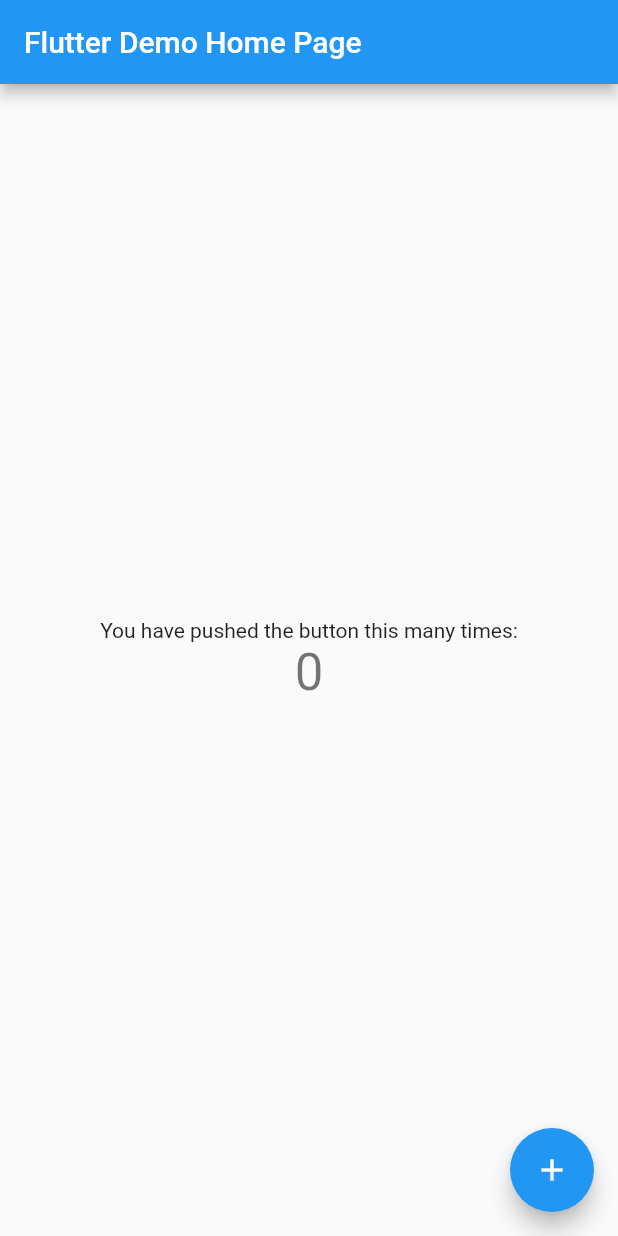
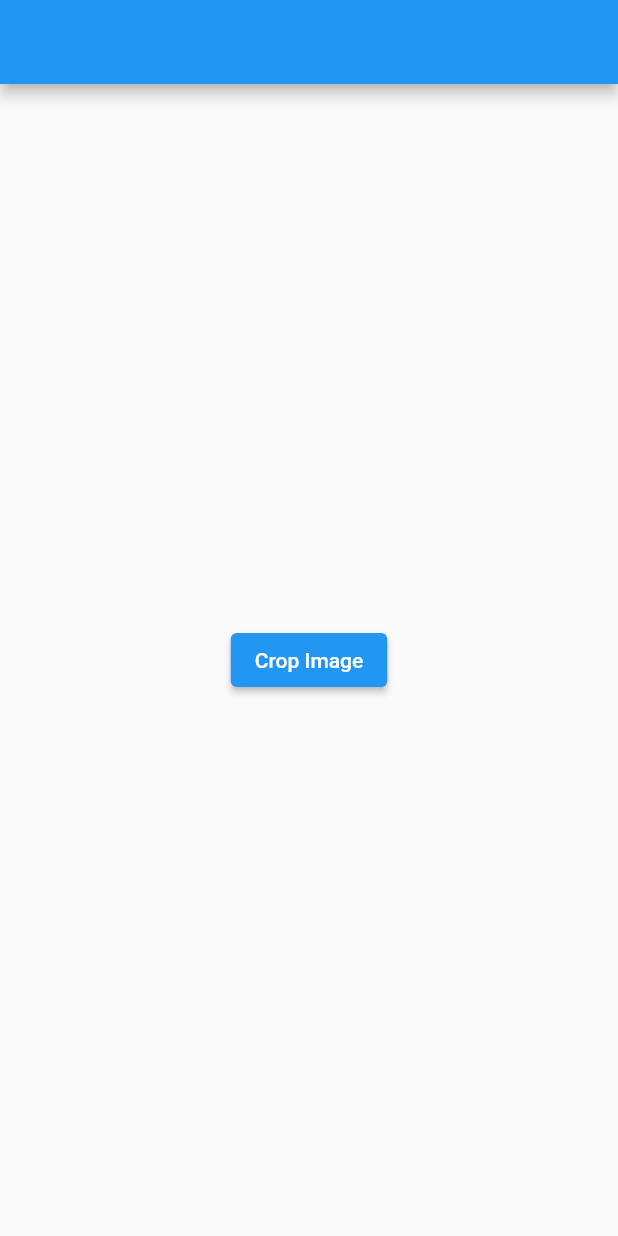
Before and after one commit to blakewood84/flutter-image_cropper, a Flutter app: the screen it shows after launch, on a phone screen of 412 x 824 dp. Run offline on Flutter 3.47's test engine with Material 2 defaults, Android fonts, the phone set to English and light mode, and no system bars; our stand-ins replace image_cropper, image_picker.

Commit message:
implement image cropper

```diff
--- a/lib/main.dart
+++ b/lib/main.dart
@@ -1,4 +1,6 @@
 import 'package:flutter/material.dart';
+import 'package:image_cropper/image_cropper.dart';
+import 'package:image_picker/image_picker.dart';
 
 void main() {
   runApp(const MyApp());
@@ -24,92 +26,66 @@ class MyApp extends StatelessWidget {
         // is not restarted.
         primarySwatch: Colors.blue,
       ),
-      home: const MyHomePage(title: 'Flutter Demo Home Page'),
+      home: const MyHomePage(),
     );
   }
 }
 
 class MyHomePage extends StatefulWidget {
-  const MyHomePage({Key? key, required this.title}) : super(key: key);
-
-  // This widget is the home page of your application. It is stateful, meaning
-  // that it has a State object (defined below) that contains fields that affect
-  // how it looks.
-
-  // This class is the configuration for the state. It holds the values (in this
-  // case the title) provided by the parent (in this case the App widget) and
-  // used by the build method of the State. Fields in a Widget subclass are
-  // always marked "final".
-
-  final String title;
+  const MyHomePage({Key? key}) : super(key: key);
 
   @override
   State<MyHomePage> createState() => _MyHomePageState();
 }
 
 class _MyHomePageState extends State<MyHomePage> {
-  int _counter = 0;
+  void _handleCropImage() async {
+    final image = await ImagePicker().pickImage(source: ImageSource.camera);
 
-  void _incrementCounter() {
-    setState(() {
-      // This call to setState tells the Flutter framework that something has
-      // changed in this State, which causes it to rerun the build method below
-      // so that the display can reflect the updated values. If we changed
-      // _counter without calling setState(), then the build method would not be
-      // called again, and so nothing would appear to happen.
-      _counter++;
-    });
+    final croppedFile = await ImageCropper().cropImage(
+      sourcePath: image!.path,
+      aspectRatioPresets: [
+        CropAspectRatioPreset.square,
+        CropAspectRatioPreset.ratio3x2,
+        CropAspectRatioPreset.original,
+        CropAspectRatioPreset.ratio4x3,
+        CropAspectRatioPreset.ratio16x9
+      ],
+      uiSettings: [
+        AndroidUiSettings(
+            toolbarTitle: 'Cropper',
+            toolbarColor: Colors.deepOrange,
+            toolbarWidgetColor: Colors.white,
+            initAspectRatio: CropAspectRatioPreset.original,
+            lockAspectRatio: false),
+        IOSUiSettings(
+          title: 'Cropper',
+        ),
+        WebUiSettings(
+          context: context,
+        ),
+      ],
+    );
   }
 
   @override
   Widget build(BuildContext context) {
-    // This method is rerun every time setState is called, for instance as done
-    // by the _incrementCounter method above.
-    //
-    // The Flutter framework has been optimized to make rerunning build methods
-    // fast, so that you can just rebuild anything that needs updating rather
-    // than having to individually change instances of widgets.
+    final size = MediaQuery.of(context).size;
     return Scaffold(
-      appBar: AppBar(
-        // Here we take the value from the MyHomePage object that was created by
-        // the App.build method, and use it to set our appbar title.
-        title: Text(widget.title),
-      ),
-      body: Center(
-        // Center is a layout widget. It takes a single child and positions it
-        // in the middle of the parent.
+      appBar: AppBar(),
+      body: SizedBox(
+        height: size.height,
+        width: size.width,
         child: Column(
-          // Column is also a layout widget. It takes a list of children and
-          // arranges them vertically. By default, it sizes itself to fit its
-          // children horizontally, and tries to be as tall as its parent.
-          //
-          // Invoke "debug painting" (press "p" in the console, choose the
-          // "Toggle Debug Paint" action from the Flutter Inspector in Android
-          // Studio, or the "Toggle Debug Paint" command in Visual Studio Code)
-          // to see the wireframe for each widget.
-          //
-          // Column has various properties to control how it sizes itself and
-          // how it positions its children. Here we use mainAxisAlignment to
-          // center the children vertically; the main axis here is the vertical
-          // axis because Columns are vertical (the cross axis would be
-          // horizontal).
           mainAxisAlignment: MainAxisAlignment.center,
-          children: <Widget>[
-            const Text(
-              'You have pushed the button this many times:',
-            ),
-            Text(
-              '$_counter',
-              style: Theme.of(context).textTheme.headline4,
+          children: [
+            ElevatedButton(
+              onPressed: _handleCropImage,
+              child: const Text('Crop Image'),
             ),
           ],
         ),
       ),
-      floatingActionButton: FloatingActionButton(
-        onPressed: _incrementCounter,
-        tooltip: 'Increment',
-        child: const Icon(Icons.add),
-      ), // This trailing comma makes auto-formatting nicer for build methods.
     );
   }
 }
--- a/pubspec.yaml
+++ b/pubspec.yaml
@@ -1,4 +1,4 @@
-name: image_cropper
+name: image_cropper_test
 description: A new Flutter project.
 
 # The following line prevents the package from being accidentally published to
@@ -34,6 +34,8 @@ dependencies:
   # The following adds the Cupertino Icons font to your application.
   # Use with the CupertinoIcons class for iOS style icons.
   cupertino_icons: ^1.0.2
+  image_cropper: ^3.0.0
+  image_picker: ^0.8.5+3
 
 dev_dependencies:
   flutter_test:
```
Also changed, not shown: pubspec.lock, 5 other files.
